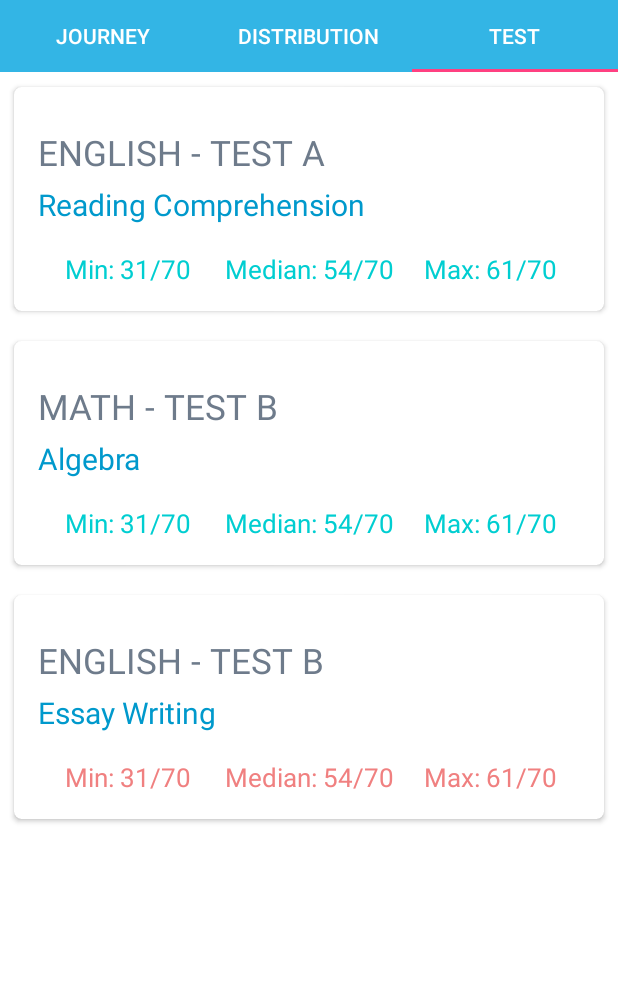
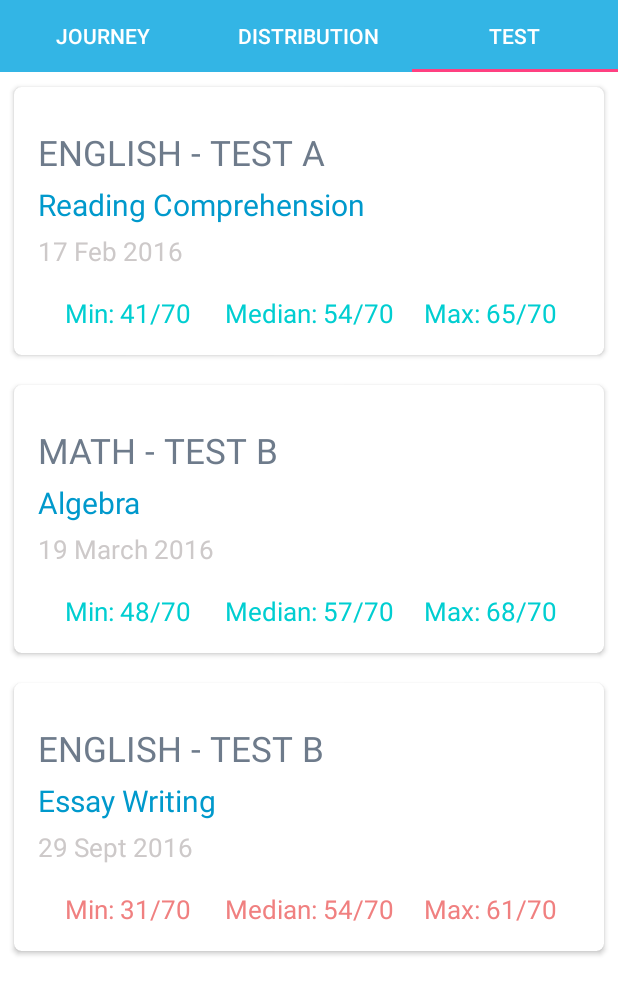
Before and after one commit to sharma-shweta/T4I_Path, an Android app: the ClassroomTabFragment screen opened directly, with no data from a screen before it, tab 3 chosen, on a phone screen of 412 x 824 dp. Shown: the top 995 px of the screen. Run offline under Robolectric (Android 15) with nearby library versions, the phone set to English and light mode, and no system bars.

Commit message:
some ui changes

```diff
--- a/app/src/main/java/com/android/path/MainActivity.java
+++ b/app/src/main/java/com/android/path/MainActivity.java
@@ -3,6 +3,7 @@ package com.android.path;
 import android.os.Bundle;
 import android.support.v7.app.AppCompatActivity;
 import android.content.Intent;
+import android.util.Log;
 
 import com.android.path.models.Classroom;
 
--- a/app/src/main/java/com/android/path/WelcomeActivity.java
+++ b/app/src/main/java/com/android/path/WelcomeActivity.java
@@ -8,6 +8,8 @@ import android.os.Bundle;
 import android.util.Log;
 import android.view.View;
 import android.widget.TextView;
+
+import com.android.path.models.SetUpFirebaseData;
 
 
 public class WelcomeActivity extends AppCompatActivity {
@@ -29,7 +31,7 @@ public class WelcomeActivity extends AppCompatActivity {
 
     public void gotoChooseLang(View view) {
         Log.d("Welcome", "Starting Choose Language Activity");
-//        new SetUpFirebaseData().data();
+        new SetUpFirebaseData().data();
         Intent intent = new Intent(this, AppLanguageActivity.class);
         startActivity(intent);
     }
--- a/app/src/main/java/com/android/path/models/SetUpFirebaseData.java
+++ b/app/src/main/java/com/android/path/models/SetUpFirebaseData.java
@@ -13,7 +13,7 @@ import java.util.GregorianCalendar;
 import static com.android.path.R.id.gender;
 
 
-class SetUpFirebaseData {
+public class SetUpFirebaseData {
 
     private DatabaseReference mDatabase = FirebaseDatabase.getInstance().getReference();
 
--- a/app/src/main/java/com/android/path/utils/FirebaseAPI.java
+++ b/app/src/main/java/com/android/path/utils/FirebaseAPI.java
@@ -28,6 +28,10 @@ public class FirebaseAPI {
     }
 
     public void updateTeacher(String tchId, String teacherAttr, Object newValue){
+        if (tchId.equals("") || tchId == null) {
+            Log.v(TAG, "updateTeacher - tchId not correctly set!");
+            return;
+        }
         if (teacherAttr.equals("") || teacherAttr == null) {
             Log.v(TAG, "updateTeacher - teacherAttr not correctly set!");
             return;
--- a/app/src/main/res/layout/class_data_fragment.xml
+++ b/app/src/main/res/layout/class_data_fragment.xml
@@ -37,7 +37,7 @@
             <TextView
                 android:layout_width="wrap_content"
                 android:layout_height="wrap_content"
-                android:text="CURRENT - 3.2"
+                android:text="CURRENT - 2.9"
                 android:textColor="#f08080"
                 android:layout_marginTop="15dp"
                 android:layout_below="@id/englishTitle"
@@ -73,7 +73,7 @@
                 android:layout_width="wrap_content"
                 android:layout_height="wrap_content"
                 android:layout_marginTop="15dp"
-                android:text="GOAL - 3.2"
+                android:text="GOAL - 3.5"
                 android:textColor="#00ced1"
                 android:layout_below="@id/mathTitle"/>
             <TextView
--- a/app/src/main/res/layout/class_test.xml
+++ b/app/src/main/res/layout/class_test.xml
@@ -36,6 +36,15 @@
                 android:textColor="#0099cc"
                 android:layout_marginTop="5dp"
                 android:textSize="20sp"/>
+            <TextView
+                android:layout_width="match_parent"
+                android:layout_height="wrap_content"
+                android:text="17 Feb 2016"
+                android:textColor="#cdc9c9"
+                android:layout_marginTop="5dp"
+                android:gravity="left"
+                android:layout_weight="1"
+                android:textSize="17sp"/>
             <LinearLayout
                 android:layout_width="match_parent"
                 android:layout_height="wrap_content"
@@ -44,7 +53,7 @@
                 <TextView
                     android:layout_width="match_parent"
                     android:layout_height="wrap_content"
-                    android:text="Min: 31/70"
+                    android:text="Min: 41/70"
                     android:textColor="#00ced1"
                     android:layout_marginTop="5dp"
                     android:layout_weight="1"
@@ -62,7 +71,7 @@
                 <TextView
                     android:layout_width="match_parent"
                     android:layout_height="wrap_content"
-                    android:text="Max: 61/70"
+                    android:text="Max: 65/70"
                     android:textColor="#00ced1"
                     android:gravity="center"
                     android:layout_marginTop="5dp"
@@ -102,6 +111,15 @@
                 android:textColor="#0099cc"
                 android:layout_marginTop="5dp"
                 android:textSize="20sp"/>
+            <TextView
+                android:layout_width="match_parent"
+                android:layout_height="wrap_content"
+                android:text="19 March 2016"
+                android:textColor="#cdc9c9"
+                android:layout_marginTop="5dp"
+                android:gravity="left"
+                android:layout_weight="1"
+                android:textSize="17sp"/>
             <LinearLayout
                 android:layout_width="match_parent"
                 android:layout_height="wrap_content"
@@ -110,7 +128,7 @@
                 <TextView
                     android:layout_width="match_parent"
                     android:layout_height="wrap_content"
-                    android:text="Min: 31/70"
+                    android:text="Min: 48/70"
                     android:textColor="#00ced1"
                     android:layout_marginTop="5dp"
                     android:layout_weight="1"
@@ -119,7 +137,7 @@
                 <TextView
                     android:layout_width="match_parent"
                     android:layout_height="wrap_content"
-                    android:text="Median: 54/70"
+                    android:text="Median: 57/70"
                     android:textColor="#00ced1"
                     android:layout_marginTop="5dp"
                     android:gravity="center"
@@ -128,7 +146,7 @@
                 <TextView
                     android:layout_width="match_parent"
                     android:layout_height="wrap_content"
-                    android:text="Max: 61/70"
+                    android:text="Max: 68/70"
                     android:textColor="#00ced1"
                     android:gravity="center"
                     android:layout_marginTop="5dp"
@@ -169,6 +187,15 @@
                 android:textColor="#0099cc"
                 android:layout_marginTop="5dp"
                 android:textSize="20sp"/>
+            <TextView
+                android:layout_width="match_parent"
+                android:layout_height="wrap_content"
+                android:text="29 Sept 2016"
+                android:textColor="#cdc9c9"
+                android:layout_marginTop="5dp"
+                android:gravity="left"
+                android:layout_weight="1"
+                android:textSize="17sp"/>
             <LinearLayout
                 android:layout_width="match_parent"
                 android:layout_height="wrap_content"
--- a/app/src/main/res/values/styles.xml
+++ b/app/src/main/res/values/styles.xml
@@ -6,6 +6,7 @@
         <item name="colorAccent">@color/colorAccent</item>
         <item name="android:windowTranslucentStatus">true</item>
         <item name="android:windowTranslucentNavigation">true</item>
+        <item name="android:windowSoftInputMode">stateHidden</item>
     </style>
 
     <style name="SmallWhiteCenter" parent="@android:style/TextAppearance.Medium">
```
Also changed, not shown: app/src/main/java/com/android/path/ClassroomStudentsActivity.java (+4 -7 lines), app/src/main/java/com/android/path/LoginActivity.java (+9 -1 lines), app/src/main/res/layout/activity_add_student.xml (+14 -11 lines), app/src/main/res/layout/activity_classroom_students.xml (+6 -4 lines), app/src/main/res/layout/activity_select_subject.xml (+10 -11 lines), app/src/main/res/layout/class_distribution.xml (+6 -5 lines), app/src/main/res/drawable/gpa_graph.png (added), app/src/main/res/drawable/gpa_trend.png (added).
